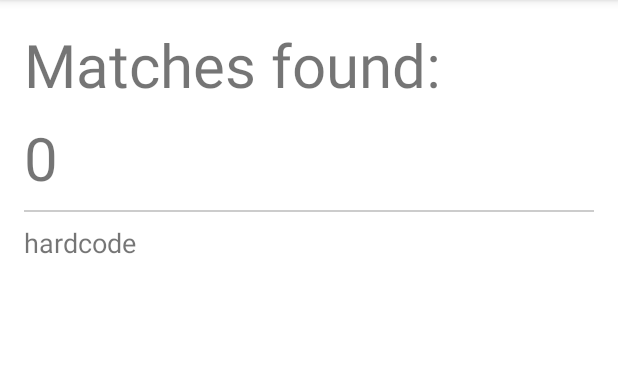
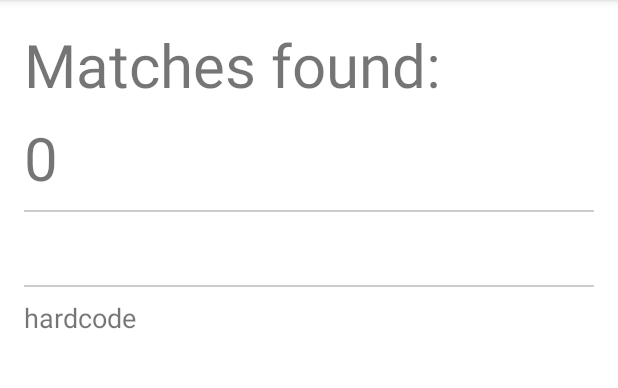
Before and after one commit to andrsim66/SheetCounter, an Android app: the DetailsActivity screen opened directly, with no data from a screen before it, on a phone screen of 412 x 824 dp, the part 84-472 px from its top. Run offline under Robolectric (Android 15) with nearby library versions, the phone set to English and light mode, and no system bars; 1 statement that could not run was skipped.

Commit message:
details added phrase

```diff
--- a/app/src/main/java/com/ukgeek/sheetcounter/app/activities/DetailsActivity.java
+++ b/app/src/main/java/com/ukgeek/sheetcounter/app/activities/DetailsActivity.java
@@ -16,6 +16,7 @@ import java.util.ArrayList;
 public class DetailsActivity extends AppCompatActivity {
 
     private TextView mTvCount;
+    private TextView mTvPhrase;
     private TextView mTvText;
 
     private ArrayList<String> mText;
@@ -41,6 +42,7 @@ public class DetailsActivity extends AppCompatActivity {
 
     private void initViews() {
         mTvCount = (TextView) findViewById(R.id.tv_matches_count);
+        mTvPhrase = (TextView) findViewById(R.id.tv_phrase);
         mTvText = (TextView) findViewById(R.id.tv_result_text);
     }
 
@@ -49,6 +51,8 @@ public class DetailsActivity extends AppCompatActivity {
         Logger.d(mPhrase);
         Logger.d(mText.toString());
         if (mPhrase != null && mText != null && mText.size() > 0) {
+            mTvPhrase.setText(mPhrase);
+
             StringBuilder sb = new StringBuilder();
 
             for (int i = 0; i < mText.size(); i++) {
--- a/app/src/main/res/layout/activity_details.xml
+++ b/app/src/main/res/layout/activity_details.xml
@@ -36,6 +36,23 @@
         android:layout_marginTop="8dp"
         android:background="@color/grey_ccc" />
 
+    <TextView
+        android:id="@+id/tv_phrase"
+        android:layout_width="match_parent"
+        android:layout_height="wrap_content"
+        android:paddingLeft="16sp"
+        android:paddingRight="16sp"
+        android:textSize="24sp" />
+
+    <FrameLayout
+        android:layout_width="match_parent"
+        android:layout_height="1dp"
+        android:layout_marginBottom="8dp"
+        android:layout_marginLeft="16dp"
+        android:layout_marginRight="16dp"
+        android:layout_marginTop="8dp"
+        android:background="@color/grey_ccc" />
+
     <ScrollView
         android:layout_width="match_parent"
         android:layout_height="match_parent">
```
